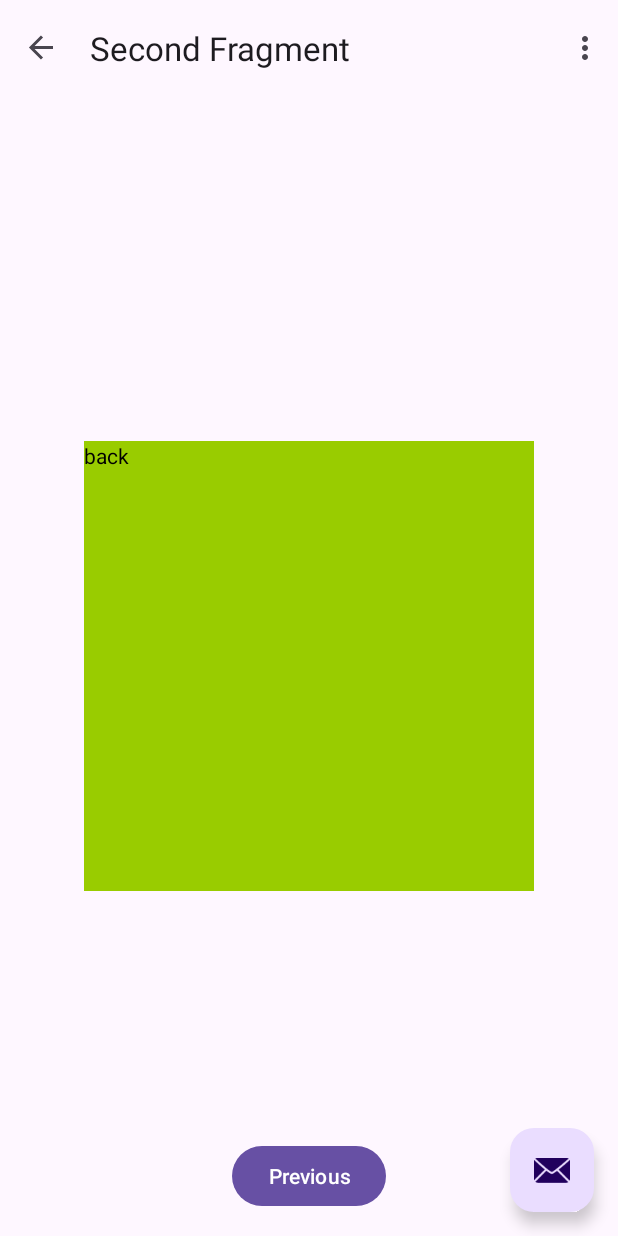
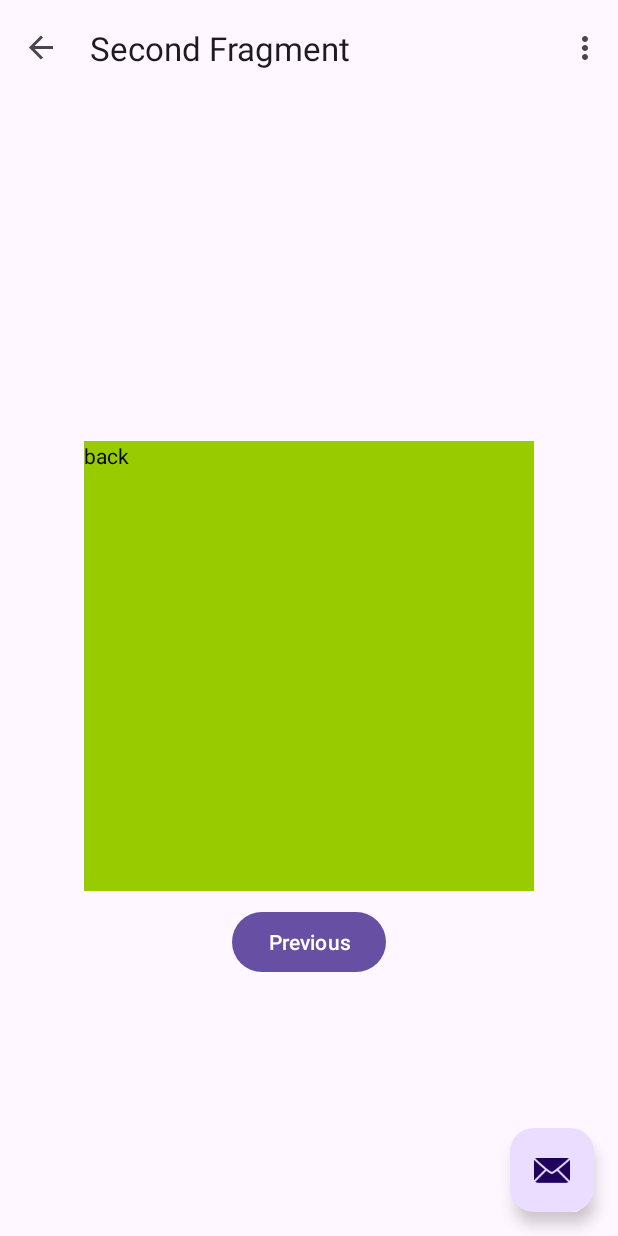
Before and after one commit to jonalonso/coupleGame, an Android app: the SecondFragment screen opened through its navigation route, on a phone screen of 412 x 824 dp. Run offline under Robolectric (Android 15) with nearby library versions, the phone set to English and light mode, and no system bars; our stand-ins replace navigation-ui.

Commit message:
second fragment as modal

```diff
--- a/app/src/main/java/com/jsalazar/couplegame/FirstFragment.kt
+++ b/app/src/main/java/com/jsalazar/couplegame/FirstFragment.kt
@@ -5,6 +5,7 @@ import androidx.fragment.app.Fragment
 import android.view.LayoutInflater
 import android.view.View
 import android.view.ViewGroup
+import androidx.appcompat.app.AppCompatActivity
 import androidx.navigation.fragment.findNavController
 import com.jsalazar.couplegame.databinding.FragmentFirstBinding
 
@@ -33,7 +34,9 @@ class FirstFragment : Fragment() {
         super.onViewCreated(view, savedInstanceState)
 
         binding.buttonFirst.setOnClickListener {
-            findNavController().navigate(R.id.action_FirstFragment_to_SecondFragment)
+            val popUpFragment = SecondFragment();
+            popUpFragment.show((activity as AppCompatActivity).supportFragmentManager,"test");
+            //findNavController().navigate(R.id.action_FirstFragment_to_SecondFragment)
         }
     }
 
--- a/app/src/main/java/com/jsalazar/couplegame/SecondFragment.kt
+++ b/app/src/main/java/com/jsalazar/couplegame/SecondFragment.kt
@@ -2,6 +2,8 @@ package com.jsalazar.couplegame
 
 import android.animation.AnimatorInflater
 import android.animation.AnimatorSet
+import android.graphics.Color
+import android.graphics.drawable.ColorDrawable
 import android.os.Bundle
 import android.os.Handler
 import android.os.Looper
@@ -9,17 +11,19 @@ import androidx.fragment.app.Fragment
 import android.view.LayoutInflater
 import android.view.View
 import android.view.ViewGroup
+import androidx.fragment.app.DialogFragment
 import androidx.navigation.fragment.findNavController
 import com.jsalazar.couplegame.databinding.FragmentSecondBinding
 
 /**
  * A simple [Fragment] subclass as the second destination in the navigation.
  */
-class SecondFragment : Fragment() {
+class SecondFragment : DialogFragment() {
 
     private var _binding: FragmentSecondBinding? = null
     private lateinit var FlipAnim:AnimatorSet;
     private lateinit var FlipAnimReverse:AnimatorSet;
+    private lateinit var ShowAnim:AnimatorSet;
 
     // This property is only valid between onCreateView and
     // onDestroyView.
@@ -41,13 +45,22 @@ class SecondFragment : Fragment() {
             FlipAnim.setTarget(binding.FrontCard);
             FlipAnimReverse = AnimatorInflater.loadAnimator(context,R.animator.flip_animator_reverse) as AnimatorSet;
             FlipAnimReverse.setTarget(binding.BackCard);
+            ShowAnim= AnimatorInflater.loadAnimator(context,R.animator.show_animator) as AnimatorSet;
+            ShowAnim.setTarget(binding.buttonSecond);
 
             Handler(Looper.getMainLooper()).postDelayed(
                 {
                     FlipAnim.start();
                     FlipAnimReverse.start();
                 },
-                1000 // value in milliseconds
+                500
+            )
+
+            Handler(Looper.getMainLooper()).postDelayed(
+                {
+                    ShowAnim.start();
+                },
+                1500
             )
         }
         return binding.root
@@ -58,8 +71,12 @@ class SecondFragment : Fragment() {
     override fun onViewCreated(view: View, savedInstanceState: Bundle?) {
         super.onViewCreated(view, savedInstanceState)
 
+        getDialog()?.getWindow()?.setBackgroundDrawable(
+            ColorDrawable(Color.TRANSPARENT))
+
         binding.buttonSecond.setOnClickListener {
-            findNavController().navigate(R.id.action_SecondFragment_to_FirstFragment)
+            dismiss();
+        //    findNavController().navigate(R.id.action_SecondFragment_to_FirstFragment)
         }
     }
 
--- /dev/null
+++ b/app/src/main/res/animator/show_animator.xml
@@ -0,0 +1,9 @@
+<?xml version="1.0" encoding="utf-8"?>
+<set xmlns:android="http://schemas.android.com/apk/res/android">
+    <objectAnimator
+        android:valueFrom="0"
+        android:valueTo="1"
+        android:propertyName="alpha"
+        android:duration="500"
+        />
+</set>
--- a/app/src/main/res/layout/fragment_second.xml
+++ b/app/src/main/res/layout/fragment_second.xml
@@ -3,9 +3,10 @@
     xmlns:android="http://schemas.android.com/apk/res/android"
     xmlns:app="http://schemas.android.com/apk/res-auto"
     xmlns:tools="http://schemas.android.com/tools"
-    android:layout_width="match_parent"
-    android:layout_height="match_parent"
-    android:padding="16dp"
+    android:layout_width="wrap_content"
+    android:layout_height="wrap_content"
+    android:layout_gravity="center"
+    android:background="@android:color/transparent"
     tools:context=".SecondFragment">
 
     <TextView
@@ -14,6 +15,7 @@
         android:layout_height="300dp"
         app:layout_constraintEnd_toEndOf="parent"
         android:text="front"
+        android:textColor="@color/black"
         android:background="@android:color/holo_blue_light"
         app:layout_constraintStart_toStartOf="parent"
         app:layout_constraintBottom_toBottomOf="parent"
@@ -36,9 +38,11 @@
         android:layout_width="wrap_content"
         android:layout_height="wrap_content"
         android:text="@string/previous"
-        app:layout_constraintEnd_toEndOf="parent"
-        app:layout_constraintStart_toStartOf="parent"
-        app:layout_constraintBottom_toBottomOf="parent" />
+        android:layout_marginTop="10dp"
+        android:alpha="0"
+        app:layout_constraintEnd_toEndOf="@+id/FrontCard"
+        app:layout_constraintStart_toStartOf="@+id/FrontCard"
+        app:layout_constraintTop_toBottomOf="@+id/FrontCard" />
 
 
 </androidx.constraintlayout.widget.ConstraintLayout>
```
